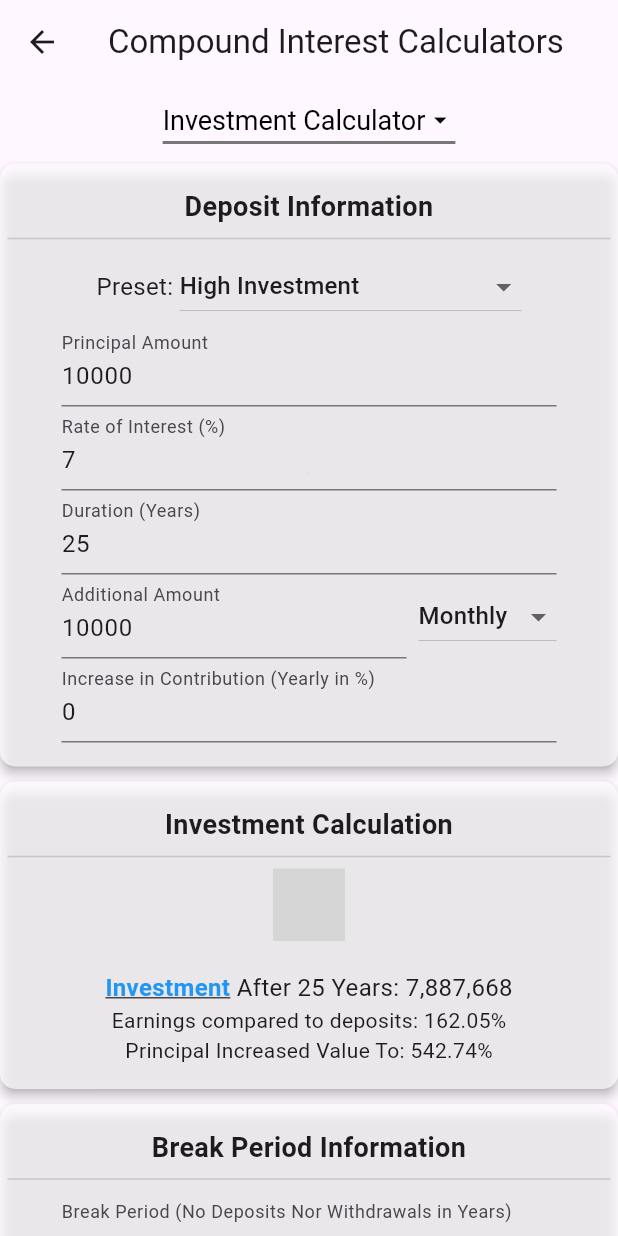
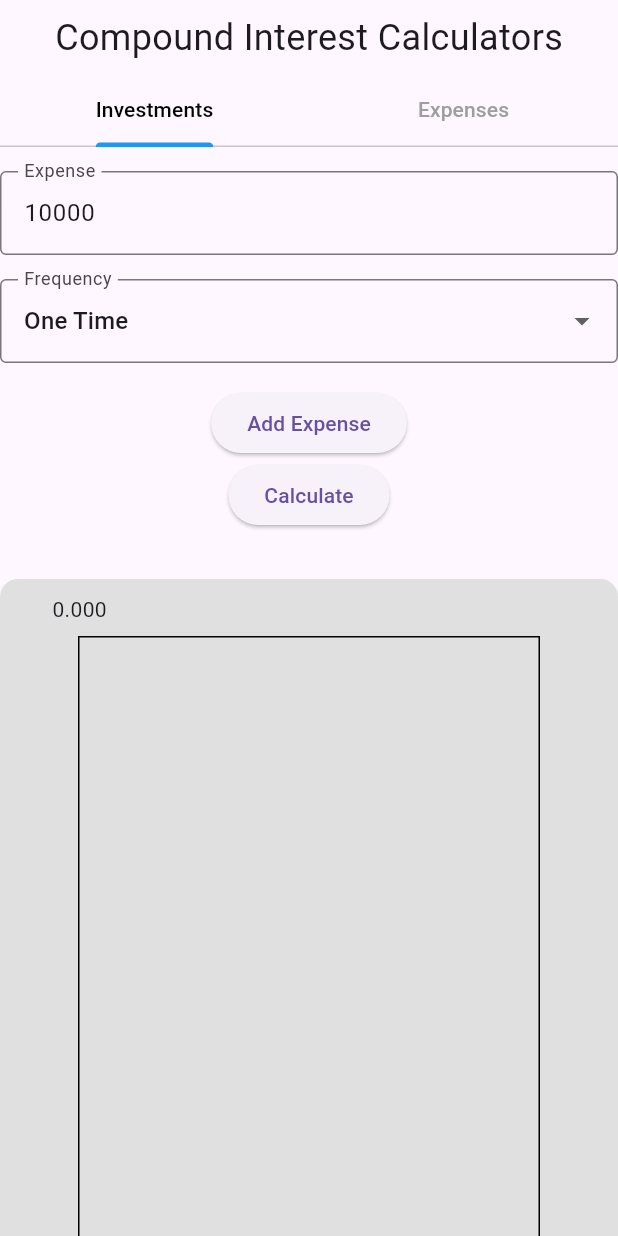
Before and after one commit to Gorm2303/fire-project, a Flutter app: the CalculatorScreen screen opened by its route, on a phone screen of 412 x 824 dp. Run offline on Flutter 3.47's test engine with Material 3 defaults, Android fonts, the phone set to English and light mode, and no system bars; drawn by our look-alikes of fl_chart; our stand-ins replace data_table_2; missing offline and left inert: flutter_math_fork; grey boxes are pictures that could not be loaded.

Commit message:
Working on expenses calculator

```diff
--- a/fire_app/lib/screens/calculator_screen.dart
+++ b/fire_app/lib/screens/calculator_screen.dart
@@ -1,4 +1,5 @@
 import 'package:fire_app/models/tax_option.dart';
+import 'package:fire_app/screens/expenses_screen.dart';
 import 'package:fire_app/widgets/investment_widgets/investment_calculation_widget.dart';
 import 'package:fire_app/widgets/investment_widgets/break_period_widget.dart';
 import 'package:fire_app/widgets/investment_widgets/investment_note_widget.dart';
@@ -12,7 +13,7 @@ import '../widgets/withdrawal_tax_widgets/tax_note_widget.dart';
 import '../models/investment_plan.dart';
 import '../widgets/investment_table_widget.dart';
 import '../widgets/investment_widgets/input_fields_widget.dart';
-import '../widgets/tab_dropdown_widget.dart';
+import '../widgets/tab_menu_widget.dart';
 import '../widgets/withdrawal_tax_widgets/tax_calculation_results_widget.dart';
 import '../widgets/withdrawal_tax_widgets/tax_rate_widget.dart';
 import '../services/presetting_service.dart';
@@ -42,7 +43,7 @@ class _CalculatorScreenState extends State<CalculatorScreen> with TickerProvider
   final TextEditingController _inflationController = TextEditingController(text: '0');
 
   String _contributionFrequency = 'Monthly';
-  String _selectedTab = 'Investment Calculator';
+  int _selectedTab = 0;
   bool _showTaxNote = false;
   bool showInvestmentNote = false;
 
@@ -177,8 +178,7 @@ class _CalculatorScreenState extends State<CalculatorScreen> with TickerProvider
 
   Widget investmentCalculatorContent() {
     double width = 520;
-    return SingleChildScrollView(
-      child: Column(
+    return Column(
       children: <Widget>[
         SizedBox(
           width: width,
@@ -215,7 +215,6 @@ class _CalculatorScreenState extends State<CalculatorScreen> with TickerProvider
         ) : Container(),
         _buildTabView(),
       ],
-      ),
     );
   }
 
@@ -337,15 +336,7 @@ class _CalculatorScreenState extends State<CalculatorScreen> with TickerProvider
   }
 
   Widget expensesCalculatorContent() {
-    return const Center(
-      child: Column(
-        mainAxisAlignment: MainAxisAlignment.center,
-        children: <Widget>[
-          Icon(Icons.money_off_csred_rounded, size: 100),
-          Text('Expenses Calculator Coming Soon!', style: TextStyle(fontSize: 24)),
-        ],
-      ),
-    );
+    return const ExpensesScreen();
   }
 
   @override
@@ -353,23 +344,31 @@ class _CalculatorScreenState extends State<CalculatorScreen> with TickerProvider
     return ChangeNotifierProvider(
       create: (context) => _taxOptionManager,
       child: Scaffold(
-        appBar: AppBar(
-          title: const Text('Compound Interest Calculators'),
-          bottom: PreferredSize(
-            preferredSize: const Size.fromHeight(48.0),
-            child: TabDropdownWidget(
-              selectedOption: _selectedTab,
-              onChanged: (String? newValue) {
+        body: SingleChildScrollView(
+          child: Column(
+            mainAxisSize: MainAxisSize.min, // Prevents infinite height issues
+            children: [
+                const Padding(
+                padding: EdgeInsets.symmetric(vertical: 8.0),
+                child: Text(
+                  'Compound Interest Calculators',
+                  style: TextStyle(fontSize: 24),
+                ),
+                ),
+              TabMenuWidget(
+                selectedIndex: _selectedTab, // Pass the selected tab index
+                onChanged: (int newIndex) {
                   setState(() {
-                  _selectedTab = newValue!;
+                    _selectedTab = newIndex; // Update tab index when changed
                   });
                 },
               ),
+                _selectedTab == 0
+                  ? expensesCalculatorContent()
+                  : investmentCalculatorContent(),
+            ],
           ),
         ),
-        body: _selectedTab == 'Investment Calculator'
-            ? investmentCalculatorContent()
-            : expensesCalculatorContent(),
       ),
     );
   }
--- /dev/null
+++ b/fire_app/lib/screens/expenses_screen.dart
@@ -0,0 +1,204 @@
+import 'package:fl_chart/fl_chart.dart';
+import 'package:flutter/material.dart';
+
+class ExpensesScreen extends StatefulWidget {
+  const ExpensesScreen({super.key});
+
+  @override
+  _ExpensesScreenState createState() => _ExpensesScreenState();
+}
+
+class _ExpensesScreenState extends State<ExpensesScreen> {
+  final TextEditingController _expenseController = TextEditingController(text: '10000');
+  final TextEditingController _interestRateController = TextEditingController(text: '7');
+  final TextEditingController _inflationRateController = TextEditingController(text: '2');
+
+  String _selectedFrequency = 'One Time';
+  final List<String> _frequencies = ['One Time', 'Yearly', 'Monthly'];
+
+  List<Expense> _expenses = [];
+  List<Map<String, dynamic>> _tableData = [];
+  List<FlSpot> _graphDataTotalValue = [];
+  List<FlSpot> _graphDataTotalExpenses = [];
+
+  @override
+  Widget build(BuildContext context) {
+    double width = 520;
+    return Column(
+      crossAxisAlignment: CrossAxisAlignment.center,
+      mainAxisSize: MainAxisSize.min,
+      children: <Widget>[
+        Padding(
+          padding: const EdgeInsets.symmetric(vertical: 16.0),
+          child: SizedBox(
+            width: width,
+            child: Column(
+              children: [
+                TextField(
+                  controller: _expenseController,
+                  keyboardType: TextInputType.number,
+                  decoration: const InputDecoration(
+                    labelText: 'Expense',
+                    border: OutlineInputBorder(),
+                  ),
+                ),
+                const SizedBox(height: 16),
+                DropdownButtonFormField<String>(
+                  value: _selectedFrequency,
+                  items: _frequencies.map((String value) {
+                    return DropdownMenuItem<String>(
+                      value: value,
+                      child: Text(value),
+                    );
+                  }).toList(),
+                  onChanged: (String? newValue) {
+                    setState(() {
+                      _selectedFrequency = newValue!;
+                    });
+                  },
+                  decoration: const InputDecoration(
+                    labelText: 'Frequency',
+                    border: OutlineInputBorder(),
+                  ),
+                ),
+                const SizedBox(height: 16),
+                ElevatedButton(
+                  onPressed: _addExpense,
+                  child: const Text('Add Expense'),
+                ),
+                ElevatedButton(
+                  onPressed: _calculateTableData,
+                  child: const Text('Calculate'),
+                ),
+              ],
+            ),
+          ),
+        ),
+        const SizedBox(height: 16),
+        // Graph implementation using fl_chart
+        Container(
+          height: 600,
+          padding: const EdgeInsets.all(8.0),
+          decoration: BoxDecoration(
+            color: Colors.grey[300],
+            borderRadius: BorderRadius.circular(12),
+          ),
+          child: LineChart(
+            LineChartData(
+              borderData: FlBorderData(show: true),
+              gridData: const FlGridData(show: true),
+              titlesData: const FlTitlesData(show: true),
+              lineBarsData: [
+                LineChartBarData(
+                  spots: _graphDataTotalValue,
+                  isCurved: true,
+                  color: Colors.blue,
+                  barWidth: 4,
+                  isStrokeCapRound: true,
+                  belowBarData: BarAreaData(show: true, color:
+                    Colors.blue.withOpacity(0.3),),
+                ),
+                LineChartBarData(
+                  spots: _graphDataTotalExpenses,
+                  isCurved: true,
+                  color: Colors.green,
+                  barWidth: 4,
+                  isStrokeCapRound: true,
+                  belowBarData: BarAreaData(show: true, color:
+                    Colors.green.withOpacity(0.3),),
+                ),
+              ],
+            ),
+          ),
+        ),
+        const SizedBox(height: 16),
+        // Placeholder for Table
+        SingleChildScrollView(
+          scrollDirection: Axis.horizontal,
+          child: DataTable(
+            columns: const [
+              DataColumn(label: Text('Year')),
+              DataColumn(label: Text('Total Expenses')),
+              DataColumn(label: Text('Total Value')),
+            ],
+            rows: _tableData.map((data) {
+              return DataRow(
+                cells: [
+                  DataCell(Text(data['year'].toString())),
+                  DataCell(Text(data['totalExpenses'].toString())),
+                  DataCell(Text(data['totalValue'].toString())),
+                ],
+              );
+            }).toList(),
+          ),
+        ),
+      ],
+    );
+  }
+
+  void _addExpense() {
+    double expenseAmount = double.tryParse(_expenseController.text) ?? 0;
+    Expense newExpense = Expense(
+      amount: expenseAmount,
+      frequency: _selectedFrequency,
+    );
+    setState(() {
+      _expenses.add(newExpense);
+    });
+  }
+
+  void _calculateTableData() {
+    double interestRate = double.tryParse(_interestRateController.text) ?? 0;
+    double inflationRate = double.tryParse(_inflationRateController.text) ?? 0;
+
+    List<Map<String, dynamic>> tableData = [];
+    List<FlSpot> graphDataTotalValue = [];
+    List<FlSpot> graphDataTotalExpenses = [];
+
+    double cumulativeTotalValue = 0;
+    double cumulativeTotalExpenses = 0;
+
+    for (int year = 1; year <= 50; year++) {
+      double totalExpenses = 0;
+      for (Expense expense in _expenses) {
+        totalExpenses += expense.getYearlyAmount(year);
+      }
+      cumulativeTotalExpenses += totalExpenses;
+
+      double totalValue = cumulativeTotalExpenses * (1 + interestRate / 100 - inflationRate / 100);
+      cumulativeTotalValue = totalValue;
+
+      tableData.add({
+        'year': year,
+        'totalExpenses': cumulativeTotalExpenses,
+        'totalValue': cumulativeTotalValue,
+      });
+      graphDataTotalExpenses.add(FlSpot(year.toDouble(), cumulativeTotalExpenses));
+      graphDataTotalValue.add(FlSpot(year.toDouble(), cumulativeTotalValue));
+    }
+
+    setState(() {
+      _tableData = tableData;
+      _graphDataTotalExpenses = graphDataTotalExpenses;
+      _graphDataTotalValue = graphDataTotalValue;
+    });
+  }
+}
+
+class Expense {
+  final double amount;
+  final String frequency;
+
+  Expense({required this.amount, required this.frequency});
+
+  double getYearlyAmount(int year) {
+    if (frequency == 'One Time') {
+      return year == 1 ? amount : 0;
+    } else if (frequency == 'Yearly') {
+      return amount;
+    } else if (frequency == 'Monthly') {
+      return amount * 12; // Monthly expense converted to yearly
+    }
+    return 0;
+  }
+}
--- a/fire_app/lib/widgets/tab_dropdown_widget.dart
+++ /dev/null
@@ -1,36 +0,0 @@
-import 'package:flutter/material.dart';
-
-class TabDropdownWidget extends StatelessWidget {
-  final String selectedOption;
-  final ValueChanged<String?> onChanged;
-
-  const TabDropdownWidget({
-    super.key,
-    required this.selectedOption,
-    required this.onChanged,
-  });
-
-  @override
-  Widget build(BuildContext context) {
-    return DropdownButton<String>(
-      value: selectedOption,
-      icon: const Icon(Icons.arrow_drop_down, color: Colors.black),
-      iconSize: 20,
-      elevation: 16,
-      dropdownColor: const Color.fromARGB(255, 203, 239, 255),
-      underline: Container(
-        height: 2,
-        color: const Color.fromARGB(255, 119, 119, 119),
-      ),
-      style: const TextStyle(color: Colors.black, fontSize: 18),
-      onChanged: onChanged,
-      items: <String>['Investment Calculator', 'Expenses Calculator']
-          .map<DropdownMenuItem<String>>((String value) {
-        return DropdownMenuItem<String>(
-          value: value,
-          child: Text(value),
-        );
-      }).toList(),
-    );
-  }
-}
--- /dev/null
+++ b/fire_app/lib/widgets/tab_menu_widget.dart
@@ -0,0 +1,61 @@
+import 'package:flutter/material.dart';
+
+class TabMenuWidget extends StatefulWidget {
+  final int selectedIndex;
+  final ValueChanged<int> onChanged;
+
+  const TabMenuWidget({
+    super.key,
+    required this.selectedIndex,
+    required this.onChanged,
+  });
+
+  @override
+  _TabMenuWidgetState createState() => _TabMenuWidgetState();
+}
+
+class _TabMenuWidgetState extends State<TabMenuWidget> with SingleTickerProviderStateMixin {
+  late TabController _tabController;
+
+  @override
+  void initState() {
+    super.initState();
+    _tabController = TabController(
+      length: 2,
+      vsync: this,
+      initialIndex: widget.selectedIndex,
+    );
+
+    // Update the index when the tab is changed
+    _tabController.addListener(() {
+      if (_tabController.indexIsChanging) {
+        widget.onChanged(_tabController.index);
+      }
+    });
+  }
+
+  @override
+  void dispose() {
+    _tabController.dispose();
+    super.dispose();
+  }
+
+  @override
+  Widget build(BuildContext context) {
+    return Column(
+      mainAxisSize: MainAxisSize.min, // Prevent expanding to infinite height
+      children: [
+        TabBar(
+          controller: _tabController,
+          indicatorColor: Colors.blue,
+          labelColor: Colors.black,
+          unselectedLabelColor: Colors.grey,
+          tabs: const [
+            Tab(text: 'Investments'),
+            Tab(text: 'Expenses'),
+          ],
+        ),
+      ],
+    );
+  }
+}
--- a/fire_app/pubspec.yaml
+++ b/fire_app/pubspec.yaml
@@ -33,7 +33,7 @@ dependencies:
   flutter_math_fork: ^0.7.2
   data_table_2: ^2.5.15
   intl: ^0.19.0
-
+  fl_chart: ^0.69.0
 
   # The following adds the Cupertino Icons font to your application.
   # Use with the CupertinoIcons class for iOS style icons.
```
Lines whose indentation alone changed are shown as unchanged.
